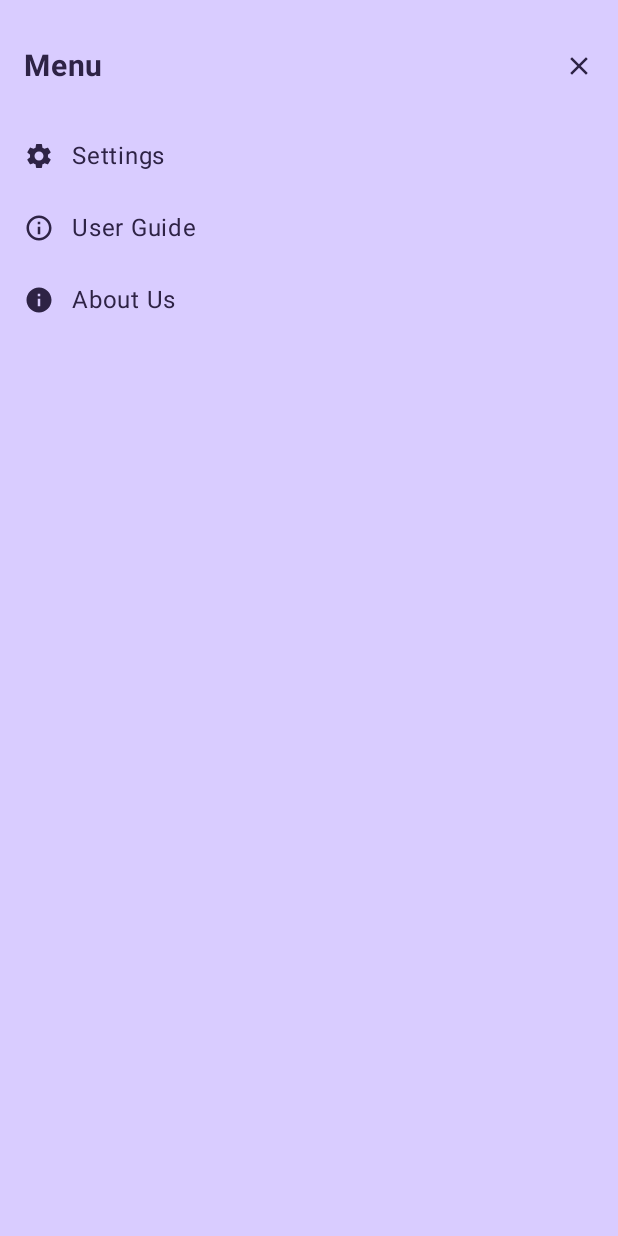
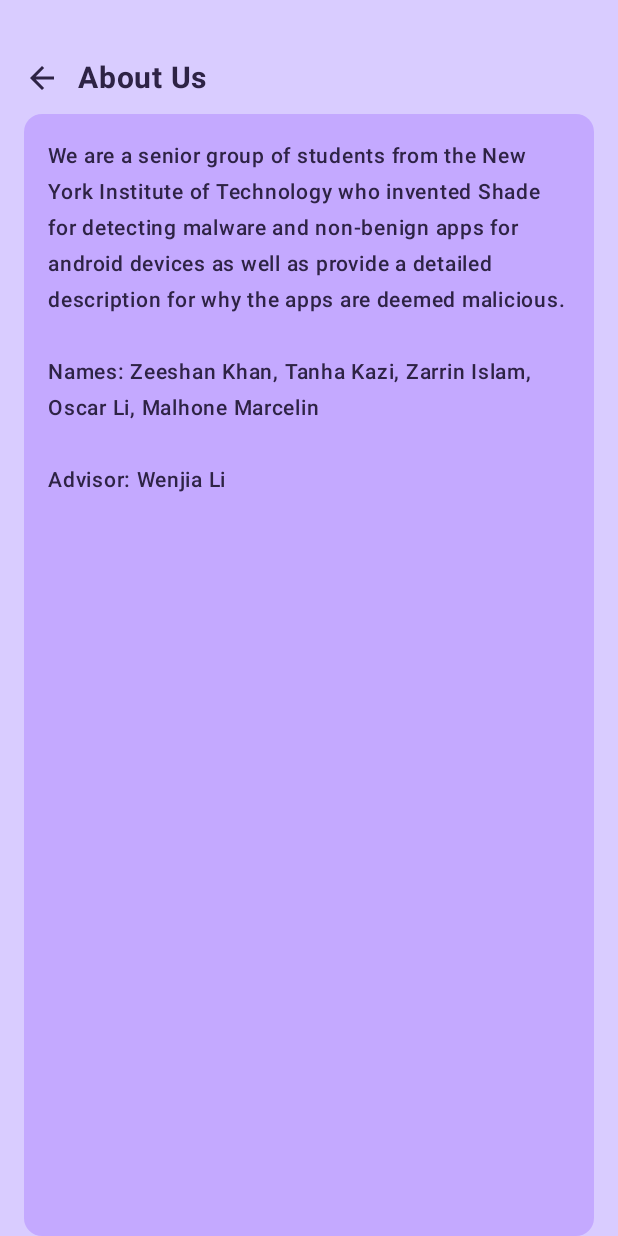
Before and after one commit to ye3pz/Senior-Project, an Android app built with Jetpack Compose: the screen it shows after launch (MainActivity), after a tap on "About Us", on a phone screen of 412 x 824 dp. Run offline under Robolectric (Android 15) with nearby library versions, the phone set to English and light mode, and no system bars; our stand-ins replace Firebase (no records; nobody signed in at launch, a user with empty details on screens opened directly), navigation-ui; 2 other taps on this screen came first.

Commit message:
About Us Pages Implemented

```diff
--- a/app/src/main/java/com/example/shade/MainActivity.kt
+++ b/app/src/main/java/com/example/shade/MainActivity.kt
@@ -103,13 +103,16 @@ import com.example.shade.ui.theme.UploadPage
 import com.example.shade.ui.theme.ShadeTheme
 import com.example.shade.ui.theme.UserGuidePage
 import com.example.shade.ui.theme.HomePage
+import com.example.shade.ui.theme.AboutUs
 
 
 
 enum class ActiveScreen {
     MAIN,           // normal bottom-nav layout
     USER_GUIDE,     // User Guide page
-    APP_DETAILS_1   // App Details page
+    APP_DETAILS_1,   // App Details page
+
+    ABOUT_US         //About Us Page
 }
 
 class MainActivity : ComponentActivity() {
@@ -136,6 +139,7 @@ class MainActivity : ComponentActivity() {
                                 onClose = { isMenuOpen = false },
                                 onSettingsClick = {
                                     // TODO: open Settings later
+
                                 },
                                 onUserGuideClick = {
                                     isMenuOpen = false
@@ -143,6 +147,8 @@ class MainActivity : ComponentActivity() {
                                 },
                                 onAboutUsClick = {
                                     // TODO: About Us later
+                                    isMenuOpen = false
+                                    activeScreen = ActiveScreen.ABOUT_US
                                 }
                             )
                         }
@@ -153,6 +159,16 @@ class MainActivity : ComponentActivity() {
                                 onBackClick = {
                                     activeScreen = ActiveScreen.MAIN
                                      isMenuOpen = true
+                                }
+                            )
+                        }
+
+                        //About Us full-screen
+                        activeScreen == ActiveScreen.ABOUT_US -> {
+                            AboutUs(
+                                onBackClick = {
+                                    activeScreen = ActiveScreen.MAIN
+                                    isMenuOpen = true
                                 }
                             )
                         }
--- /dev/null
+++ b/app/src/main/java/com/example/shade/ui/theme/AboutUs.kt
@@ -0,0 +1,97 @@
+package com.example.shade.ui.theme
+
+import androidx.compose.foundation.background
+import androidx.compose.foundation.clickable
+import androidx.compose.foundation.layout.Box
+import androidx.compose.foundation.layout.Column
+import androidx.compose.foundation.layout.Row
+import androidx.compose.foundation.layout.Spacer
+import androidx.compose.foundation.layout.fillMaxSize
+import androidx.compose.foundation.layout.fillMaxWidth
+import androidx.compose.foundation.layout.padding
+import androidx.compose.foundation.layout.size
+import androidx.compose.foundation.layout.width
+import androidx.compose.foundation.rememberScrollState
+import androidx.compose.foundation.verticalScroll
+import androidx.compose.material.icons.Icons
+import androidx.compose.material.icons.filled.ArrowBack
+import androidx.compose.material3.Icon
+import androidx.compose.material3.Text
+import androidx.compose.runtime.Composable
+import androidx.compose.ui.Alignment
+import androidx.compose.ui.Modifier
+import androidx.compose.ui.graphics.Color
+import androidx.compose.ui.text.font.FontWeight
+import androidx.compose.ui.unit.dp
+import androidx.compose.ui.unit.sp
+
+
+@Composable
+fun AboutUs(
+    onBackClick: () -> Unit
+) {
+    val background = Color(0xFFD9CCFF)       // light lavender
+    val cardColor = Color(0xFFC4A9FF)        // slightly darker card
+    val textColor = Color(0xFF2E2345)        // dark purple for text
+
+    Column(
+        modifier = Modifier
+            .fillMaxSize()
+            .background(background)
+            .padding(top = 32.dp, start = 16.dp, end = 16.dp)
+    ) {
+        // Top bar
+        Row(
+            modifier = Modifier
+                .fillMaxWidth()
+                .padding(top = 8.dp, bottom = 8.dp),
+            verticalAlignment = Alignment.CenterVertically
+        ) {
+            Icon(
+                imageVector = Icons.Filled.ArrowBack,
+                contentDescription = "Back",
+                tint = textColor,
+                modifier = Modifier
+                    .size(24.dp)
+                    .clickable { onBackClick() }
+            )
+
+            Spacer(modifier = Modifier.width(12.dp))
+
+            Text(
+                text = "About Us",
+                fontSize = 20.sp,
+                fontWeight = FontWeight.Bold,
+                color = textColor
+            )
+        }
+
+        // Main scrollable card
+        Box(
+            modifier = Modifier
+                .fillMaxSize()
+                .padding(top = 4.dp)
+                .background(cardColor, shape = androidx.compose.foundation.shape.RoundedCornerShape(12.dp))
+        ) {
+            Column(
+                modifier = Modifier
+                    .padding(16.dp)
+                    .verticalScroll(rememberScrollState())
+            ) {
+
+                Text(
+                    text = "We are a senior group of students from the New York Institute of Technology who invented Shade for detecting malware and non-benign apps for android devices as well as provide a detailed description for why the apps are deemed malicious. \n" +
+                            "\n" +
+                            "Names: Zeeshan Khan, Tanha Kazi, Zarrin Islam, Oscar Li, Malhone Marcelin\n" +
+                            "\n" +
+                            "Advisor: Wenjia Li\n" +
+                            "\n",
+                    color = textColor,
+                    fontSize = 14.sp,
+                    fontWeight = FontWeight.Medium
+                )
+
+            }
+        }
+    }
+}
```
